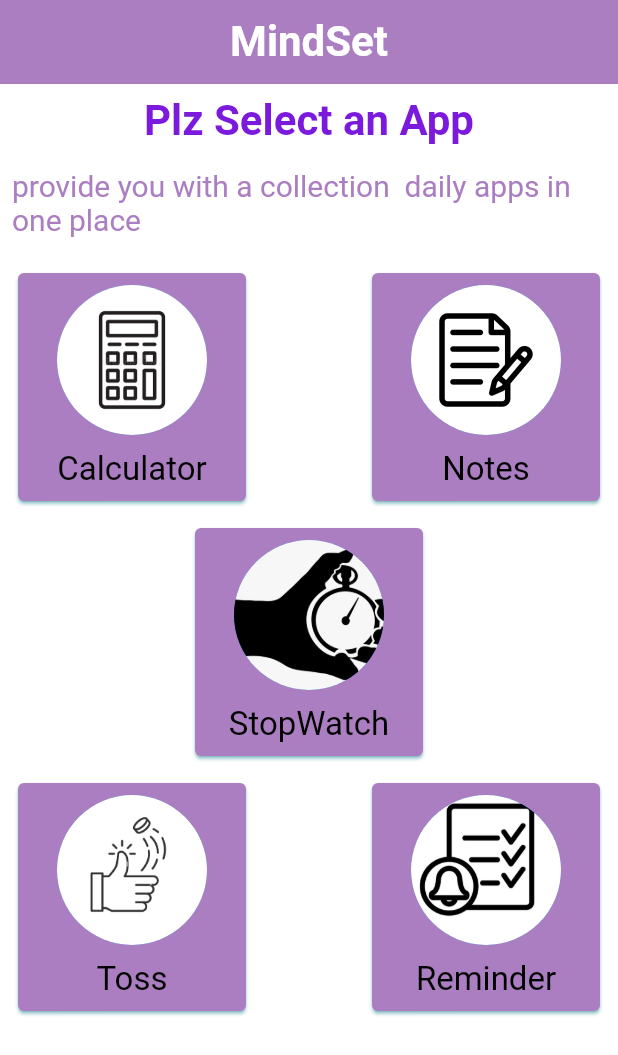
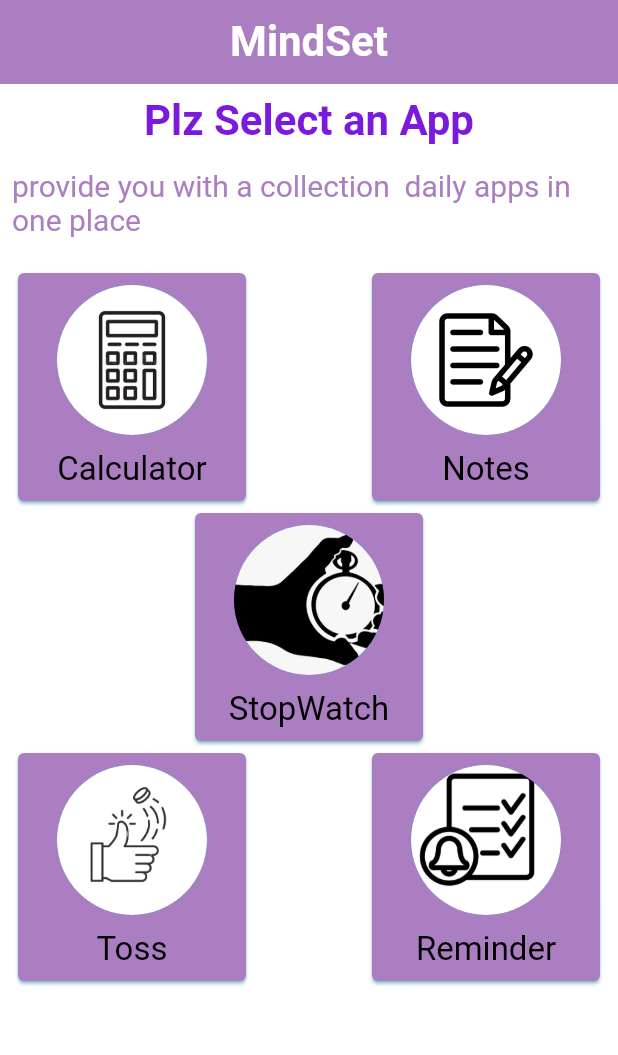
Before and after one commit to SalmaAlbakr/MindSetApp, a Flutter app: the screen it shows after launch, on a phone screen of 412 x 824 dp. Shown: the top 1055 px of the screen. Run offline on Flutter 3.47's test engine with Material 2 defaults, Android fonts, the phone set to English and light mode, and no system bars; our stand-ins replace bloc, date_time_picker, equatable, flutter_bloc, flutter_local_notifications, fluttertoast and 6 more; missing offline and left inert: animation_wrappers, dart_random_choice; accounts and stored records are empty.

Commit message:
toss app

```diff
--- a/lib/home/first_screen.dart
+++ b/lib/home/first_screen.dart
@@ -27,6 +27,7 @@ class MainPage extends StatelessWidget {
       body: SafeArea(
         child: Padding(
           padding: const EdgeInsets.all(8.0),
+          child: SingleChildScrollView(
             child: Column(
               crossAxisAlignment: CrossAxisAlignment.center,
               children: [
@@ -41,9 +42,7 @@ class MainPage extends StatelessWidget {
                 Text("provide you with a collection  daily apps in one place ",maxLines: 20,overflow: TextOverflow.ellipsis,style: TextStyle(
                     fontSize: 20, color: Color(0xffab7ec1)),),
                 SizedBox(height: 20,),
-              Container(
-                height: 500,
-                child: Column(
+                Column(
                   mainAxisAlignment: MainAxisAlignment.spaceBetween,
                   children: [
                     Row(
@@ -84,8 +83,8 @@ class MainPage extends StatelessWidget {
                     ),
                   ],
                 ),
+              ],
             ),
-            ],
           ),
         ),
       ),
--- a/lib/main.dart
+++ b/lib/main.dart
@@ -14,7 +14,7 @@ void main() async {
   await Hive.initFlutter();
 
   Hive.registerAdapter(NoteModelsAdapter());
-  await Hive.openBox<NoteModels>('keepNote');
+  //await Hive.openBox<NoteModels>('keepNote');
 
   runApp(MyApp());
 }
```
Also changed, not shown: 1 other file. Lines whose indentation alone changed are shown as unchanged.
